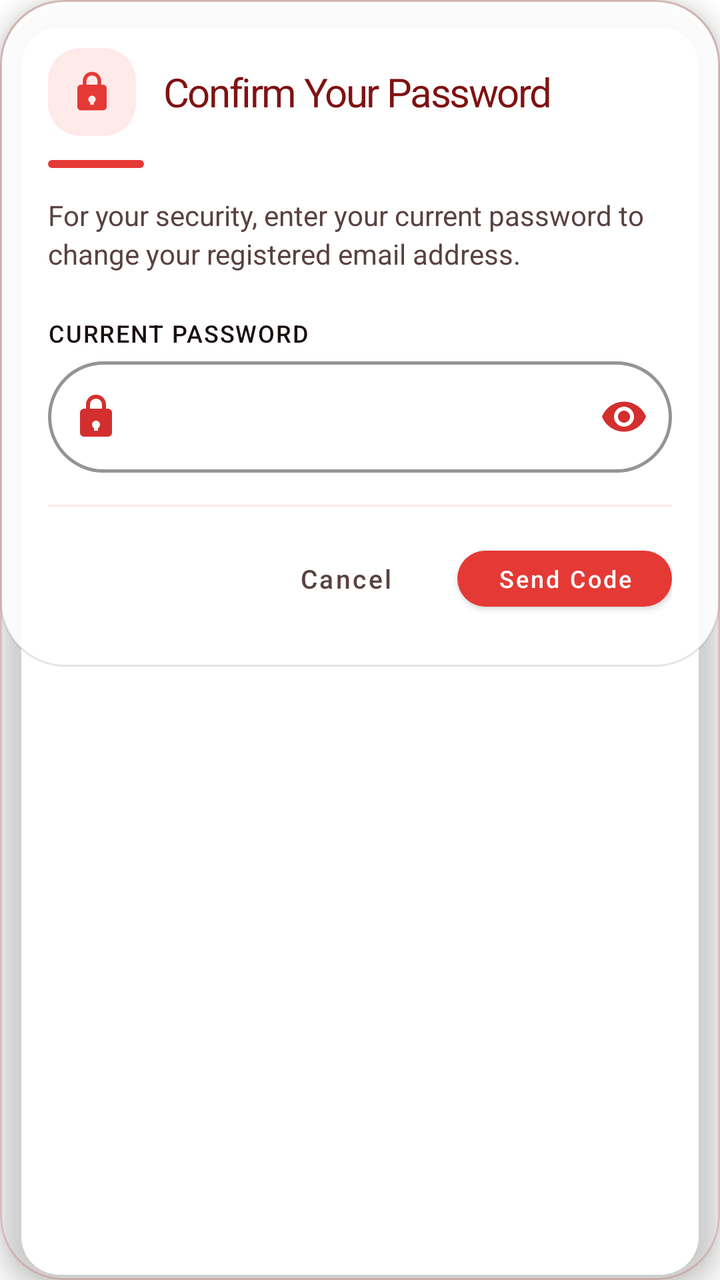
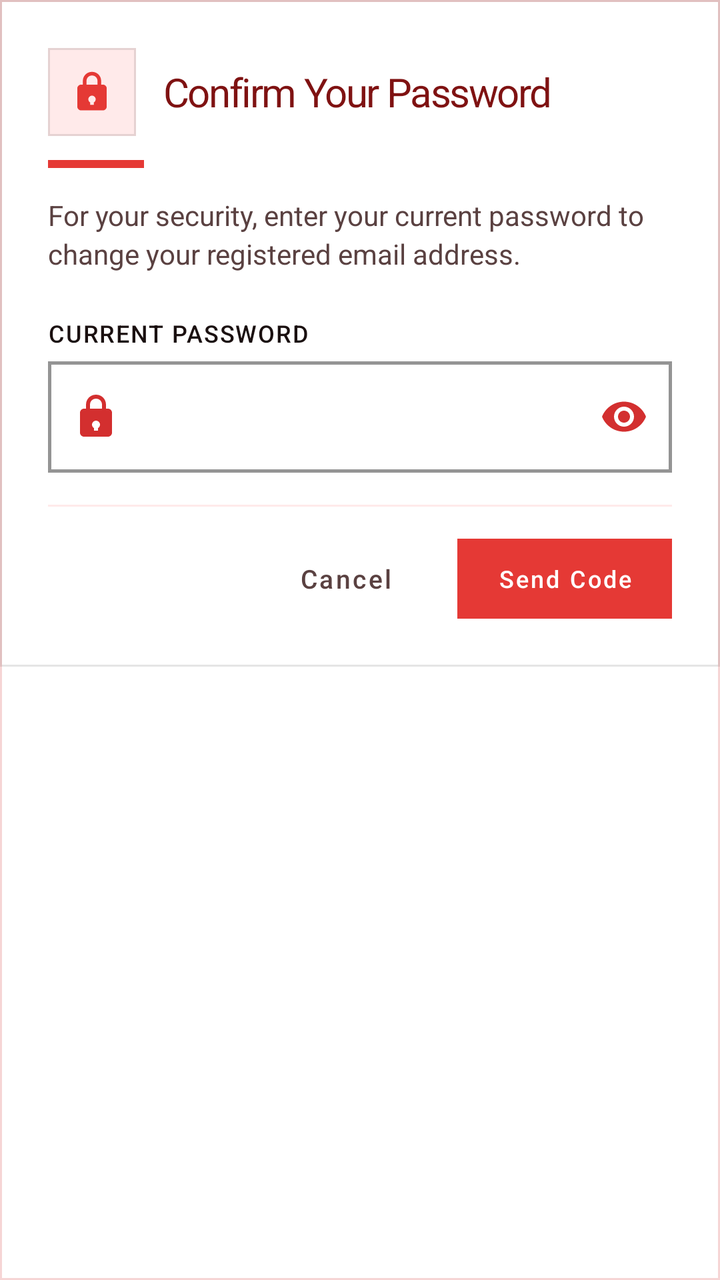

The first picture is an Android layout as it rendered before a commit; the second is the same layout after the commit. The layout source and the unified diff follow.
<!-- AndroidManifest.xml: application theme Theme.VelocitySuites -->
<!-- res/layout/dialog_confirm_password_email_change.xml -->
<?xml version="1.0" encoding="utf-8"?>
<com.google.android.material.card.MaterialCardView xmlns:android="http://schemas.android.com/apk/res/android"
    xmlns:app="http://schemas.android.com/apk/res-auto"
    style="@style/Widget.Velocity.Card.Glass"
    android:layout_width="match_parent"
    android:layout_height="wrap_content">

    <LinearLayout
        android:layout_width="match_parent"
        android:layout_height="wrap_content"
        android:background="@drawable/bg_glass_card_white"
        android:orientation="vertical"
        android:padding="24dp">

        <LinearLayout
            android:layout_width="match_parent"
            android:layout_height="wrap_content"
            android:gravity="center_vertical"
            android:orientation="horizontal">

            <com.google.android.material.card.MaterialCardView
                android:layout_width="44dp"
                android:layout_height="44dp"
                app:cardBackgroundColor="@color/velocity_orange_soft"
                app:cardCornerRadius="16dp"
                app:cardElevation="0dp">

                <ImageView
                    android:layout_width="22dp"
                    android:layout_height="22dp"
                    android:layout_gravity="center"
                    android:importantForAccessibility="no"
                    android:src="@drawable/ic_lock"
                    app:tint="@color/velocity_orange_primary" />
            </com.google.android.material.card.MaterialCardView>

            <TextView
                style="@style/TextAppearance.Velocity.ScreenTitle"
                android:layout_width="0dp"
                android:layout_height="wrap_content"
                android:layout_marginStart="14dp"
                android:layout_weight="1"
                android:text="@string/confirm_password_email_change_title"
                android:textSize="20sp" />
        </LinearLayout>

        <View
            android:layout_width="48dp"
            android:layout_height="4dp"
            android:layout_marginTop="12dp"
            android:layout_marginBottom="14dp"
            android:background="@drawable/shape_intro_pill"
            android:backgroundTint="@color/velocity_orange_primary" />

        <TextView
            android:layout_width="match_parent"
            android:layout_height="wrap_content"
            android:layout_marginBottom="22dp"
            android:lineSpacingExtra="3dp"
            android:text="@string/confirm_password_email_change_desc"
            android:textColor="@color/velocity_text_secondary"
            android:textSize="14sp" />

        <TextView
            style="@style/TextAppearance.Velocity.Label.Input"
            android:layout_width="wrap_content"
            android:layout_height="wrap_content"
            android:layout_marginBottom="6dp"
            android:labelFor="@+id/confirmEmailChangePassword"
            android:text="@string/current_password_label"
            android:textColor="@color/velocity_text_primary" />

        <com.google.android.material.textfield.TextInputLayout
            android:id="@+id/confirmEmailChangePasswordLayout"
            style="@style/Widget.Velocity.TextInputLayout.OutlinedBox.Rounded"
            android:layout_width="match_parent"
            android:layout_height="wrap_content"
            android:layout_marginBottom="8dp"
            app:passwordToggleEnabled="true"
            app:startIconDrawable="@drawable/ic_lock">
            <com.google.android.material.textfield.TextInputEditText
                android:id="@+id/confirmEmailChangePassword"
                android:layout_width="match_parent"
                android:layout_height="wrap_content"
                android:inputType="textPassword" />
        </com.google.android.material.textfield.TextInputLayout>

        <View
            android:layout_width="match_parent"
            android:layout_height="1dp"
            android:layout_marginTop="8dp"
            android:layout_marginBottom="16dp"
            android:background="@color/velocity_orange_soft" />

        <LinearLayout
            android:layout_width="match_parent"
            android:layout_height="wrap_content"
            android:orientation="horizontal"
            android:gravity="center_vertical|end">

            <com.google.android.material.button.MaterialButton
                android:id="@+id/btnCancelConfirmEmailChangePassword"
                style="@style/Widget.MaterialComponents.Button.TextButton"
                android:layout_width="wrap_content"
                android:layout_height="40dp"
                android:text="@string/cancel_label"
                android:textColor="@color/velocity_text_secondary"
                android:textAllCaps="false"
                android:textSize="13sp" />

            <com.google.android.material.button.MaterialButton
                android:id="@+id/btnContinueConfirmEmailChangePassword"
                android:layout_width="wrap_content"
                android:layout_height="40dp"
                android:layout_marginStart="12dp"
                android:paddingHorizontal="20dp"
                android:text="@string/send_verification_code_button"
                android:textAllCaps="false"
                android:textSize="12sp"
                android:textColor="@color/white"
                app:backgroundTint="@color/velocity_orange_primary"
                app:cornerRadius="24dp" />
        </LinearLayout>
    </LinearLayout>
</com.google.android.material.card.MaterialCardView>
<!-- resources referenced by this layout -->
<resources>
  <!-- drawable bg_glass_card_white (drawable) -->
  <?xml version="1.0" encoding="utf-8"?>
  <shape xmlns:android="http://schemas.android.com/apk/res/android">
      <solid android:color="#E6FFFFFF" />
      <stroke android:width="1dp" android:color="#1A000000" />
      <corners android:radius="32dp" />
  </shape>
  <!-- drawable shape_intro_pill (drawable) -->
  <?xml version="1.0" encoding="utf-8"?>
  <shape xmlns:android="http://schemas.android.com/apk/res/android">
      <solid android:color="@color/velocity_red_primary" />
      <corners android:radius="16dp" />
  </shape>
  <style name="Widget.Velocity.Card.Glass" parent="Widget.MaterialComponents.CardView">
          <item name="cardBackgroundColor">@android:color/transparent</item>
          <item name="cardCornerRadius">32dp</item>
          <item name="cardElevation">8dp</item>
          <item name="strokeColor">@color/velocity_red_alpha_20</item>
          <item name="strokeWidth">1dp</item>
          <item name="android:clickable">true</item>
          <item name="android:focusable">true</item>
          <item name="android:foreground">?attr/selectableItemBackground</item>
      </style>
  <style name="Widget.Velocity.TextInputLayout.OutlinedBox.Rounded" parent="Widget.MaterialComponents.TextInputLayout.OutlinedBox">
          <item name="boxCornerRadiusBottomEnd">32dp</item>
          <item name="boxCornerRadiusBottomStart">32dp</item>
          <item name="boxCornerRadiusTopEnd">32dp</item>
          <item name="boxCornerRadiusTopStart">32dp</item>
          <item name="boxStrokeColor">@color/velocity_red_primary</item>
          <item name="boxStrokeWidth">1.5dp</item>
          <item name="boxStrokeWidthFocused">2dp</item>
          <item name="startIconTint">@color/velocity_red_primary</item>
          <item name="endIconTint">@color/velocity_red_primary</item>
          <item name="passwordToggleTint">@color/velocity_red_primary</item>
          <item name="hintEnabled">false</item>
      </style>
  <style name="Theme.VelocitySuites" parent="Theme.MaterialComponents.DayNight.NoActionBar">
          
          <item name="colorPrimary">@color/velocity_red_primary</item>
          <item name="colorPrimaryVariant">@color/velocity_red_dark</item>
          <item name="colorOnPrimary">@color/white</item>
          
          <item name="colorSecondary">@color/velocity_red_rose</item>
          <item name="colorSecondaryVariant">@color/velocity_red_deep</item>
          <item name="colorOnSecondary">@color/white</item>
          
          <item name="android:statusBarColor">@color/velocity_red_primary</item>
          
          <item name="textAppearanceHeadline1">@style/TextAppearance.MaterialComponents.Headline1</item>
          <item name="textAppearanceHeadline2">@style/TextAppearance.MaterialComponents.Headline2</item>
          <item name="textAppearanceHeadline3">@style/TextAppearance.MaterialComponents.Headline3</item>
          <item name="textAppearanceHeadline4">@style/TextAppearance.MaterialComponents.Headline4</item>
          <item name="textAppearanceHeadline5">@style/TextAppearance.MaterialComponents.Headline5</item>
          <item name="textAppearanceHeadline6">@style/TextAppearance.MaterialComponents.Headline6</item>
          <item name="textAppearanceSubtitle1">@style/TextAppearance.MaterialComponents.Subtitle1</item>
          <item name="textAppearanceSubtitle2">@style/TextAppearance.MaterialComponents.Subtitle2</item>
          <item name="textAppearanceBody1">@style/TextAppearance.MaterialComponents.Body1</item>
          <item name="textAppearanceBody2">@style/TextAppearance.MaterialComponents.Body2</item>
          <item name="textAppearanceCaption">@style/TextAppearance.MaterialComponents.Caption</item>
          <item name="textAppearanceButton">@style/TextAppearance.MaterialComponents.Button</item>
          <item name="textAppearanceOverline">@style/TextAppearance.MaterialComponents.Overline</item>
      </style>
  <!-- unchanged entries left out for length: 19 -->
</resources>

<!-- the commit's change to res/layout/dialog_confirm_password_email_change.xml (unified diff, before → after) -->
@@ -22,7 +22,7 @@
                 android:layout_width="44dp"
                 android:layout_height="44dp"
                 app:cardBackgroundColor="@color/velocity_orange_soft"
-                app:cardCornerRadius="16dp"
+                app:cardCornerRadius="0dp"
                 app:cardElevation="0dp">
 
                 <ImageView
@@ -119,7 +119,7 @@
                 android:textSize="12sp"
                 android:textColor="@color/white"
                 app:backgroundTint="@color/velocity_orange_primary"
-                app:cornerRadius="24dp" />
+                app:cornerRadius="0dp" />
         </LinearLayout>
     </LinearLayout>
 </com.google.android.material.card.MaterialCardView>
<!-- resource entries referenced after the edit -->
@@ -5,18 +5,18 @@
   <shape xmlns:android="http://schemas.android.com/apk/res/android">
       <solid android:color="#E6FFFFFF" />
       <stroke android:width="1dp" android:color="#1A000000" />
-      <corners android:radius="32dp" />
+      <corners android:radius="0dp" />
   </shape>
   <!-- drawable shape_intro_pill (drawable) -->
   <?xml version="1.0" encoding="utf-8"?>
   <shape xmlns:android="http://schemas.android.com/apk/res/android">
       <solid android:color="@color/velocity_red_primary" />
-      <corners android:radius="16dp" />
+      <corners android:radius="0dp" />
   </shape>
   <style name="Widget.Velocity.Card.Glass" parent="Widget.MaterialComponents.CardView">
           <item name="cardBackgroundColor">@android:color/transparent</item>
-          <item name="cardCornerRadius">32dp</item>
-          <item name="cardElevation">8dp</item>
+          <item name="cardCornerRadius">0dp</item>
+          <item name="cardElevation">0dp</item>
           <item name="strokeColor">@color/velocity_red_alpha_20</item>
           <item name="strokeWidth">1dp</item>
           <item name="android:clickable">true</item>
@@ -24,10 +24,10 @@
           <item name="android:foreground">?attr/selectableItemBackground</item>
       </style>
   <style name="Widget.Velocity.TextInputLayout.OutlinedBox.Rounded" parent="Widget.MaterialComponents.TextInputLayout.OutlinedBox">
-          <item name="boxCornerRadiusBottomEnd">32dp</item>
-          <item name="boxCornerRadiusBottomStart">32dp</item>
-          <item name="boxCornerRadiusTopEnd">32dp</item>
-          <item name="boxCornerRadiusTopStart">32dp</item>
+          <item name="boxCornerRadiusBottomEnd">0dp</item>
+          <item name="boxCornerRadiusBottomStart">0dp</item>
+          <item name="boxCornerRadiusTopEnd">0dp</item>
+          <item name="boxCornerRadiusTopStart">0dp</item>
           <item name="boxStrokeColor">@color/velocity_red_primary</item>
           <item name="boxStrokeWidth">1.5dp</item>
           <item name="boxStrokeWidthFocused">2dp</item>
@@ -61,6 +61,133 @@
           <item name="textAppearanceCaption">@style/TextAppearance.MaterialComponents.Caption</item>
           <item name="textAppearanceButton">@style/TextAppearance.MaterialComponents.Button</item>
           <item name="textAppearanceOverline">@style/TextAppearance.MaterialComponents.Overline</item>
+          
+          <item name="shapeAppearanceSmallComponent">@style/ShapeAppearance.Velocity.Square</item>
+          <item name="shapeAppearanceMediumComponent">@style/ShapeAppearance.Velocity.Square</item>
+          <item name="shapeAppearanceLargeComponent">@style/ShapeAppearance.Velocity.Square</item>
+          <item name="materialButtonStyle">@style/Widget.Velocity.Flat.Button</item>
+          <item name="materialButtonOutlinedStyle">@style/Widget.Velocity.Flat.Button.Outlined</item>
+          <item name="borderlessButtonStyle">@style/Widget.Velocity.Flat.Button.Text</item>
+          <item name="materialCardViewStyle">@style/Widget.Velocity.Card.Flat</item>
+          <item name="chipStyle">@style/Widget.Velocity.Flat.Chip</item>
+          <item name="textInputStyle">@style/Widget.Velocity.TextInputLayout.OutlinedBox.Square</item>
+          <item name="snackbarStyle">@style/Widget.Velocity.Flat.Snackbar</item>
+          <item name="materialAlertDialogTheme">@style/ThemeOverlay.Velocity.Flat.AlertDialog</item>
+          <item name="bottomSheetDialogTheme">@style/ThemeOverlay.Velocity.Flat.BottomSheetDialog</item>
+          <item name="android:windowElevation">0dp</item>
+      </style>
+  <style name="ShapeAppearance.Velocity.Square" parent="">
+          <item name="cornerFamily">rounded</item>
+          <item name="cornerSize">0dp</item>
+      </style>
+  <style name="Widget.Velocity.Flat.Button" parent="Widget.MaterialComponents.Button">
+          <item name="cornerRadius">0dp</item>
+          <item name="android:stateListAnimator">@null</item>
+          <item name="android:elevation">0dp</item>
+          <item name="android:minHeight">48dp</item>
+          <item name="android:insetTop">0dp</item>
+          <item name="android:insetBottom">0dp</item>
+          <item name="android:textAllCaps">false</item>
+          <item name="shapeAppearance">@style/ShapeAppearance.Velocity.Square</item>
+      </style>
+  <style name="Widget.Velocity.Flat.Button.Outlined" parent="Widget.MaterialComponents.Button.OutlinedButton">
+          <item name="cornerRadius">0dp</item>
+          <item name="android:stateListAnimator">@null</item>
+          <item name="android:elevation">0dp</item>
+          <item name="android:minHeight">48dp</item>
+          <item name="android:insetTop">0dp</item>
+          <item name="android:insetBottom">0dp</item>
+          <item name="android:textAllCaps">false</item>
+          <item name="strokeWidth">1dp</item>
+          <item name="strokeColor">@color/velocity_red_primary</item>
+          <item name="android:textColor">@color/velocity_red_primary</item>
+          <item name="shapeAppearance">@style/ShapeAppearance.Velocity.Square</item>
+      </style>
+  <style name="Widget.Velocity.Flat.Button.Text" parent="Widget.MaterialComponents.Button.TextButton">
+          <item name="cornerRadius">0dp</item>
+          <item name="android:stateListAnimator">@null</item>
+          <item name="android:elevation">0dp</item>
+          <item name="android:minHeight">48dp</item>
+          <item name="android:insetTop">0dp</item>
+          <item name="android:insetBottom">0dp</item>
+          <item name="android:textAllCaps">false</item>
+          <item name="shapeAppearance">@style/ShapeAppearance.Velocity.Square</item>
+      </style>
+  <style name="Widget.Velocity.Card.Flat" parent="Widget.MaterialComponents.CardView">
+          <item name="cardElevation">0dp</item>
+          <item name="cardCornerRadius">0dp</item>
+          <item name="cardBackgroundColor">@color/velocity_surface_elevated</item>
+          <item name="strokeColor">@color/velocity_divider_hairline</item>
+          <item name="strokeWidth">1dp</item>
+          <item name="shapeAppearance">@style/ShapeAppearance.Velocity.Square</item>
+      </style>
+  <style name="Widget.Velocity.Flat.Chip" parent="Widget.MaterialComponents.Chip.Choice">
+          <item name="shapeAppearance">@style/ShapeAppearance.Velocity.Square</item>
+          <item name="shapeAppearanceOverlay">@style/ShapeAppearance.Velocity.Square</item>
+          <item name="chipCornerRadius">0dp</item>
+          <item name="android:minHeight">48dp</item>
+          <item name="chipMinHeight">48dp</item>
+          <item name="chipStrokeWidth">1dp</item>
+          <item name="android:elevation">0dp</item>
+      </style>
+  <style name="Widget.Velocity.TextInputLayout.OutlinedBox.Square" parent="Widget.MaterialComponents.TextInputLayout.OutlinedBox">
+          <item name="boxCornerRadiusBottomEnd">0dp</item>
+          <item name="boxCornerRadiusBottomStart">0dp</item>
+          <item name="boxCornerRadiusTopEnd">0dp</item>
+          <item name="boxCornerRadiusTopStart">0dp</item>
+          <item name="boxStrokeColor">@color/velocity_red_primary</item>
+          <item name="boxStrokeWidth">1dp</item>
+          <item name="boxStrokeWidthFocused">2dp</item>
+          <item name="startIconTint">@color/velocity_red_primary</item>
+          <item name="endIconTint">@color/velocity_red_primary</item>
+          <item name="hintEnabled">false</item>
+      </style>
+  <style name="Widget.Velocity.Flat.Snackbar" parent="Widget.MaterialComponents.Snackbar">
+          <item name="android:background">@drawable/bg_snackbar_flat</item>
+          <item name="android:elevation">0dp</item>
+      </style>
+  <style name="ThemeOverlay.Velocity.Flat.AlertDialog" parent="ThemeOverlay.MaterialComponents.MaterialAlertDialog">
+          <item name="android:windowElevation">0dp</item>
+          <item name="shapeAppearanceOverlay">@style/ShapeAppearance.Velocity.Square</item>
+          <item name="shapeAppearanceSmallComponent">@style/ShapeAppearance.Velocity.Square</item>
+          <item name="shapeAppearanceMediumComponent">@style/ShapeAppearance.Velocity.Square</item>
+          <item name="shapeAppearanceLargeComponent">@style/ShapeAppearance.Velocity.Square</item>
+          <item name="materialButtonStyle">@style/Widget.Velocity.Flat.Button.Text</item>
+          <item name="materialButtonOutlinedStyle">@style/Widget.Velocity.Flat.Button.Outlined</item>
+          <item name="borderlessButtonStyle">@style/Widget.Velocity.Flat.Button.Text</item>
+          <item name="materialCardViewStyle">@style/Widget.Velocity.Card.Flat</item>
+          <item name="chipStyle">@style/Widget.Velocity.Flat.Chip</item>
+          <item name="textInputStyle">@style/Widget.Velocity.TextInputLayout.OutlinedBox.Square</item>
+          <item name="buttonBarPositiveButtonStyle">@style/Widget.Velocity.Flat.Button.Text</item>
+          <item name="buttonBarNegativeButtonStyle">@style/Widget.Velocity.Flat.Button.Text</item>
+          <item name="buttonBarNeutralButtonStyle">@style/Widget.Velocity.Flat.Button.Text</item>
+      </style>
+  <style name="ThemeOverlay.Velocity.Flat.BottomSheetDialog" parent="ThemeOverlay.MaterialComponents.BottomSheetDialog">
+          <item name="bottomSheetStyle">@style/Widget.Velocity.Flat.BottomSheet</item>
+          <item name="android:windowElevation">0dp</item>
+          <item name="shapeAppearanceSmallComponent">@style/ShapeAppearance.Velocity.Square</item>
+          <item name="shapeAppearanceMediumComponent">@style/ShapeAppearance.Velocity.Square</item>
+          <item name="shapeAppearanceLargeComponent">@style/ShapeAppearance.Velocity.Square</item>
+          <item name="materialButtonStyle">@style/Widget.Velocity.Flat.Button</item>
+          <item name="materialButtonOutlinedStyle">@style/Widget.Velocity.Flat.Button.Outlined</item>
+          <item name="borderlessButtonStyle">@style/Widget.Velocity.Flat.Button.Text</item>
+          <item name="materialCardViewStyle">@style/Widget.Velocity.Card.Flat</item>
+          <item name="chipStyle">@style/Widget.Velocity.Flat.Chip</item>
+          <item name="textInputStyle">@style/Widget.Velocity.TextInputLayout.OutlinedBox.Square</item>
+      </style>
+  <color name="velocity_surface_elevated">#FFFFFF</color>
+  <color name="velocity_divider_hairline">#1A000000</color>
+  <!-- drawable bg_snackbar_flat (drawable) -->
+  <?xml version="1.0" encoding="utf-8"?>
+  <shape xmlns:android="http://schemas.android.com/apk/res/android" android:shape="rectangle">
+      <solid android:color="#323232" />
+      <stroke android:width="1dp" android:color="#33FFFFFF" />
+      <corners android:radius="0dp" />
+  </shape>
+  <style name="Widget.Velocity.Flat.BottomSheet" parent="Widget.MaterialComponents.BottomSheet.Modal">
+          <item name="shapeAppearanceOverlay">@style/ShapeAppearance.Velocity.Square</item>
+          <item name="android:elevation">0dp</item>
+          <item name="backgroundTint">@color/velocity_surface_elevated</item>
       </style>
   <!-- unchanged entries left out for length: 19 -->
 </resources>
